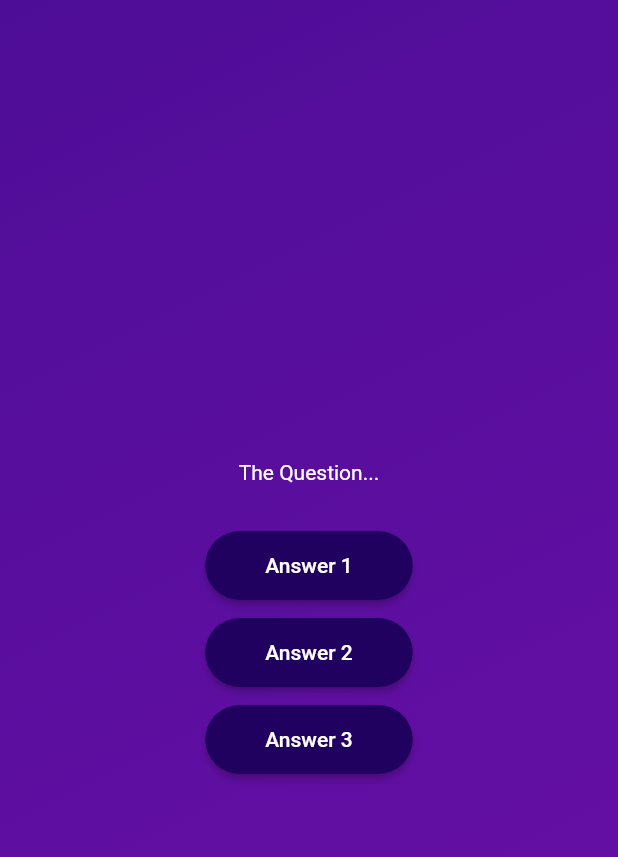
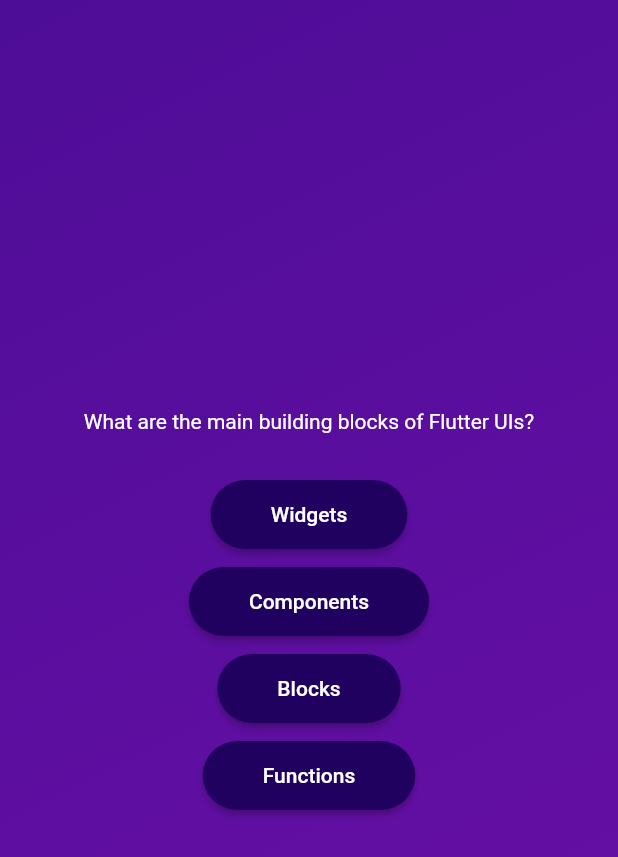
Before and after one commit to trosa-dev/flutter-quiz-app, a Flutter app: the screen it shows after launch, after a tap on "Start Quiz", on a phone screen of 412 x 824 dp. Shown: the top 857 px of the screen. Run offline on Flutter 3.47's test engine with Material 2 defaults, Android fonts, the phone set to English and light mode, and no system bars.

Commit message:
feat: add dynamic answers

```diff
--- a/lib/app/screens/questions/data/questions.dart
+++ b/lib/app/screens/questions/data/questions.dart
@@ -4,7 +4,7 @@
   // 1
   QuizQuestion(
     text: 'What are the main building blocks of Flutter UIs?',
-    answer: [
+    answers: [
       'Widgets',
       'Components',
       'Blocks',
@@ -14,7 +14,7 @@
   // 2
   QuizQuestion(
     text: 'How are Flutter UIs built?',
-    answer: [
+    answers: [
       'By combining widgets in code',
       'By combining widgets in a visual editor',
       'By defining widgets in config files',
@@ -24,7 +24,7 @@
   // 3
   QuizQuestion(
     text: 'What\'s the purpose of a StatefulWidget?',
-    answer: [
+    answers: [
       'Update UI as data changes',
       'Update data as UI changes',
       'Ignore data changes',
@@ -35,7 +35,7 @@
   QuizQuestion(
     text:
         'Which widget should you try to use more often: StatelessWidget or StatefulWidget?',
-    answer: [
+    answers: [
       'StatelessWidget',
       'StatefulWidget',
       'Both are equally good',
@@ -45,7 +45,7 @@
   // 5
   QuizQuestion(
     text: 'What happens if you change data in a StatelessWidget?',
-    answer: [
+    answers: [
       'The UI is not updated',
       'The UI is updated',
       'The closest StatefulWidget is updated',
@@ -55,7 +55,7 @@
   // 6
   QuizQuestion(
     text: 'How should you update data inside of StatefulWidgets?',
-    answer: [
+    answers: [
       'By calling setState()',
       'By calling updateData()',
       'By calling updateUI()',
--- a/lib/app/screens/questions/index.dart
+++ b/lib/app/screens/questions/index.dart
@@ -1,3 +1,4 @@
+import 'package:fluter_quiz_app/app/screens/questions/data/questions.dart';
 import 'package:fluter_quiz_app/app/screens/questions/widgets/answer_button/index.dart';
 import 'package:flutter/material.dart';
 
@@ -13,6 +14,8 @@
 }
 
 class _QuestionsScreenState extends State<QuestionsScreen> {
+  final currentQuestion = questions[0];
+
   @override
   Widget build(context) {
     return SizedBox(
@@ -20,24 +23,21 @@
       child: Column(
         mainAxisAlignment: MainAxisAlignment.center,
         children: [
-          const Text(
-            'The Question...',
-            style: TextStyle(color: Colors.white),
+          Text(
+            currentQuestion.text,
+            style: const TextStyle(color: Colors.white),
           ),
           const SizedBox(height: 30),
-          AnswerButton(
-            answerText: 'Answer 1',
-            onTap: () {},
-          ),
-          const SizedBox(height: 10),
-          AnswerButton(
-            answerText: 'Answer 2',
-            onTap: () {},
-          ),
-          const SizedBox(height: 10),
-          AnswerButton(
-            answerText: 'Answer 3',
-            onTap: () {},
+          ...currentQuestion.answers.map(
+            (answer) => Column(
+              children: [
+                AnswerButton(
+                  answerText: answer,
+                  onTap: () {},
+                ),
+                const SizedBox(height: 10),
+              ],
+            ),
           ),
         ],
       ),
--- a/lib/app/screens/questions/models/index.dart
+++ b/lib/app/screens/questions/models/index.dart
@@ -1,6 +1,6 @@
 class QuizQuestion {
-  const QuizQuestion({required this.text, required this.answer});
+  const QuizQuestion({required this.text, required this.answers});
 
   final String text;
-  final List<String> answer;
+  final List<String> answers;
 }
```
